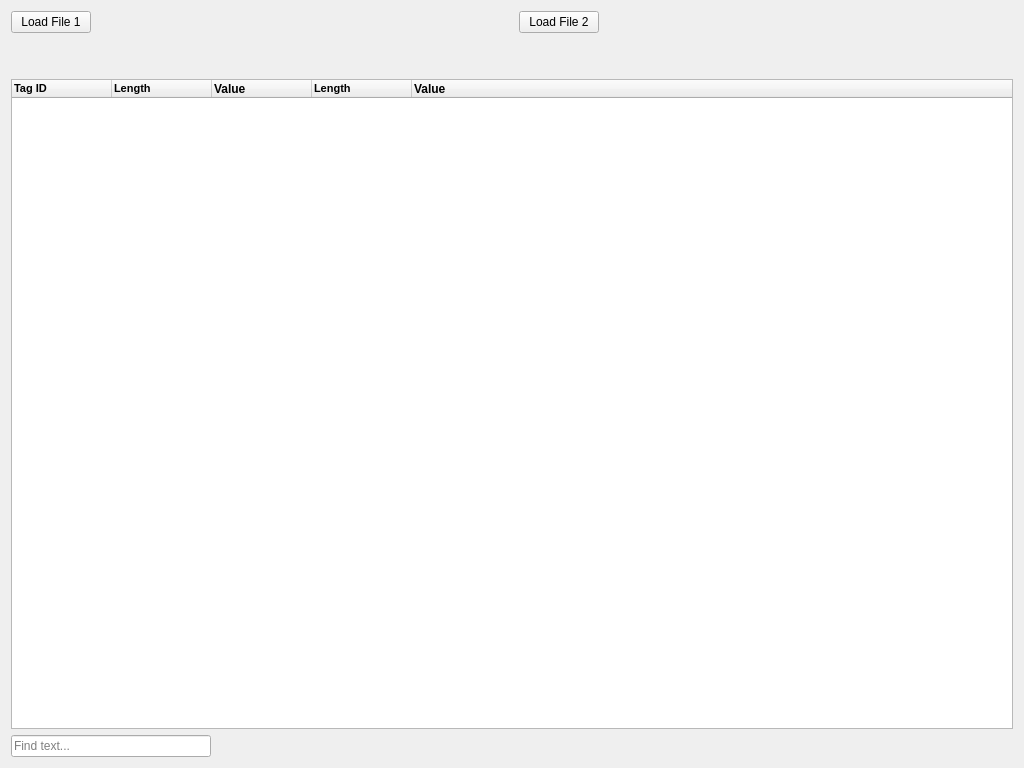
GavriloviciEduard/DICOM-Extractor-Viewer, file DICOM-Viewer/DICOM-Viewer/CompareDialog.ui: the form before one commit.
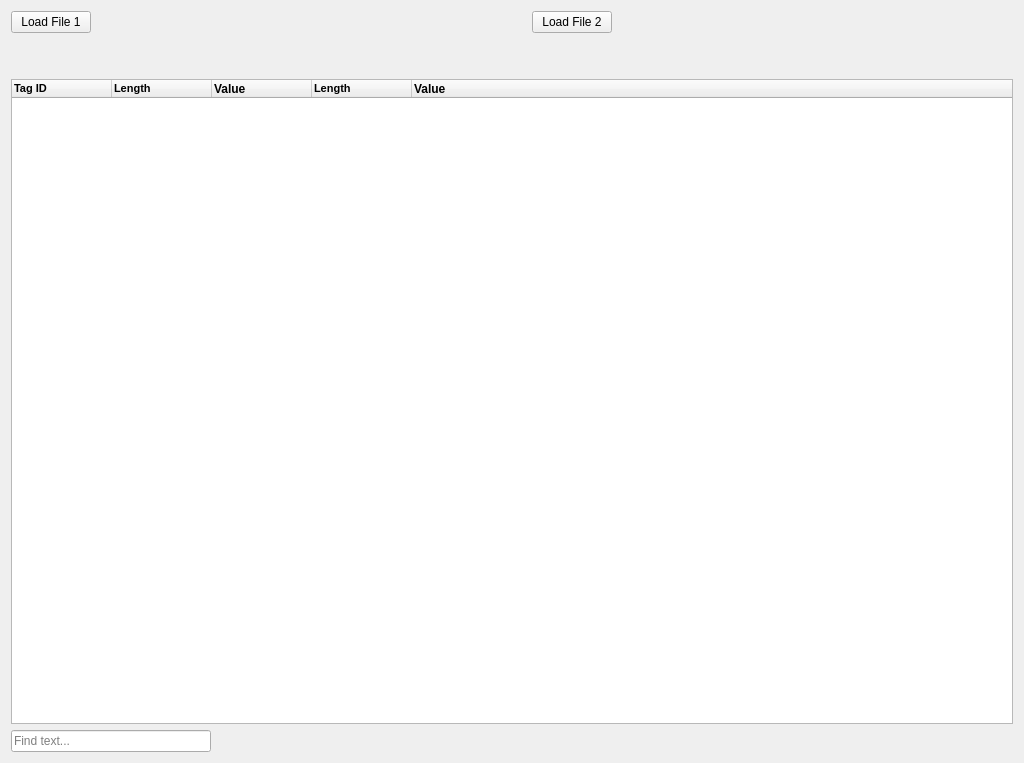
The form after the commit. Icons and pictures are not drawn.

What changed in the file:
```diff
--- a/DICOM-Viewer/DICOM-Viewer/CompareDialog.ui
+++ b/DICOM-Viewer/DICOM-Viewer/CompareDialog.ui
@@ -7,7 +7,7 @@
     <x>0</x>
     <y>0</y>
     <width>1024</width>
-    <height>768</height>
+    <height>763</height>
    </rect>
   </property>
   <property name="windowTitle">
@@ -17,7 +17,7 @@
    <iconset resource="Resource.qrc">
     <normaloff>:/IconGUI/rsc/pxd_app_icon.png</normaloff>:/IconGUI/rsc/pxd_app_icon.png</iconset>
   </property>
-  <layout class="QVBoxLayout" name="verticalLayout">
+  <layout class="QVBoxLayout" name="verticalLayout_2">
    <item>
     <layout class="QHBoxLayout" name="horizontalLayout">
      <item>
@@ -27,6 +27,13 @@
        </property>
       </widget>
      </item>
+     <item>
+      <widget class="QLabel" name="labelSize1">
+       <property name="text">
+        <string/>
+       </property>
+      </widget>
+     </item>
      <item>
       <spacer name="horizontalSpacer_2">
        <property name="orientation">
@@ -50,6 +57,17 @@
        </property>
       </widget>
      </item>
+     <item>
+      <layout class="QHBoxLayout" name="horizontalLayout_3">
+       <item alignment="Qt::AlignLeft|Qt::AlignVCenter">
+        <widget class="QLabel" name="labelSize2">
+         <property name="text">
+          <string/>
+         </property>
+        </widget>
+       </item>
+      </layout>
+     </item>
      <item>
       <spacer name="horizontalSpacer_4">
        <property name="orientation">
@@ -66,7 +84,7 @@
     </layout>
    </item>
    <item>
-    <layout class="QHBoxLayout" name="horizontalLayout_5">
+    <layout class="QVBoxLayout" name="verticalLayout">
      <item alignment="Qt::AlignLeft">
       <widget class="QLabel" name="labelPath1">
        <property name="layoutDirection">
@@ -86,7 +104,7 @@
        </property>
       </widget>
      </item>
-     <item alignment="Qt::AlignLeft|Qt::AlignVCenter">
+     <item alignment="Qt::AlignLeft">
       <widget class="QLabel" name="labelPath2">
        <property name="text">
         <string/>
@@ -101,24 +119,6 @@
      </item>
     </layout>
    </item>
-   <item>
-    <layout class="QHBoxLayout" name="horizontalLayout_3">
-     <item>
-      <widget class="QLabel" name="labelSize1">
-       <property name="text">
-        <string/>
-       </property>
-      </widget>
-     </item>
-     <item alignment="Qt::AlignLeft|Qt::AlignVCenter">
-      <widget class="QLabel" name="labelSize2">
-       <property name="text">
-        <string/>
-       </property>
-      </widget>
-     </item>
-    </layout>
-   </item>
    <item>
     <widget class="QTableWidget" name="tableWidget1">
      <property name="sizeAdjustPolicy">
```
